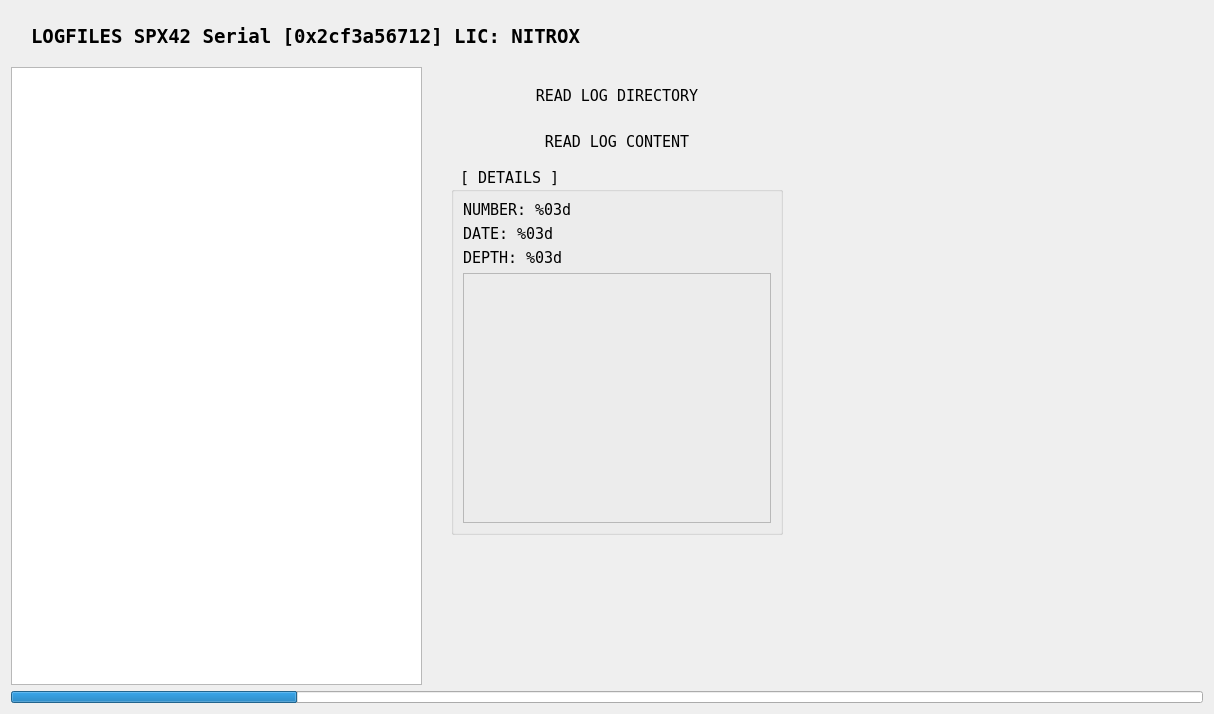
dmarc0001/spx42Control, file src/ui/LogFragment.ui: the form before one commit.
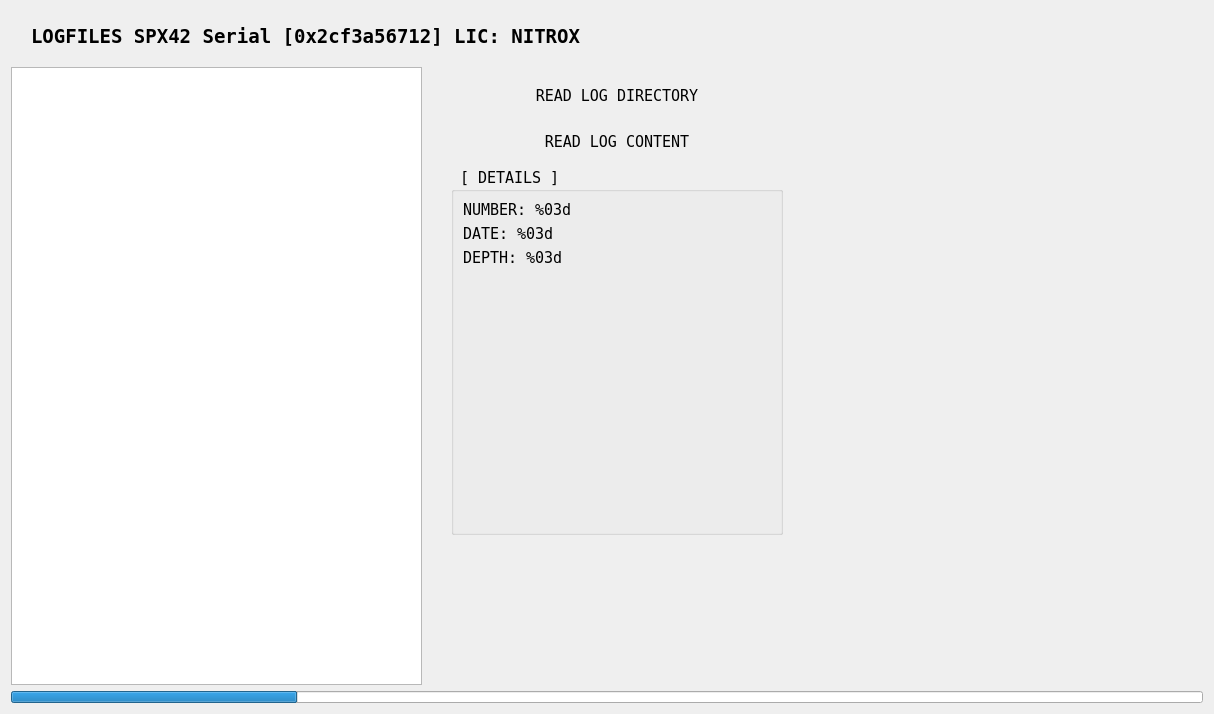
The form after the commit.

```diff
--- a/src/ui/LogFragment.ui
+++ b/src/ui/LogFragment.ui
@@ -277,19 +277,13 @@
              </widget>
             </item>
             <item>
-             <widget class="QFrame" name="diveProfilFrame">
+             <widget class="QWidget" name="diveProfileGraphicsView" native="true">
               <property name="minimumSize">
                <size>
-                <width>0</width>
+                <width>250</width>
                 <height>250</height>
                </size>
               </property>
-              <property name="frameShape">
-               <enum>QFrame::StyledPanel</enum>
-              </property>
-              <property name="frameShadow">
-               <enum>QFrame::Raised</enum>
-              </property>
              </widget>
             </item>
            </layout>
```
Left out of the diff: 2 changed lines with no effect on the pictures.
